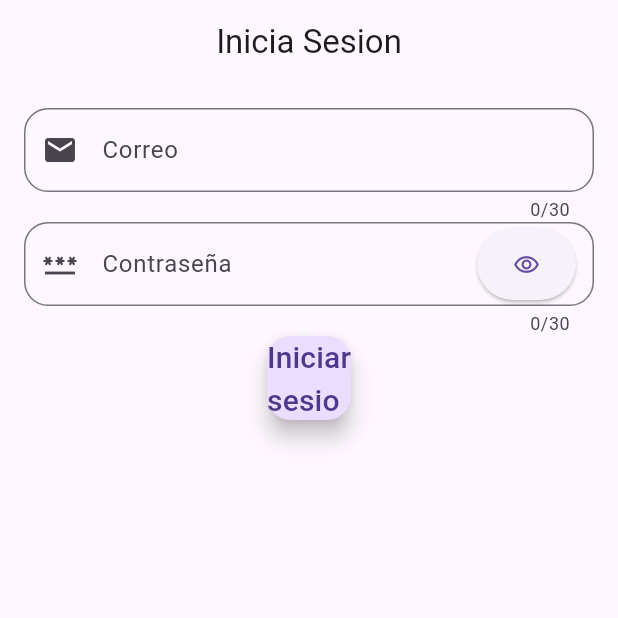
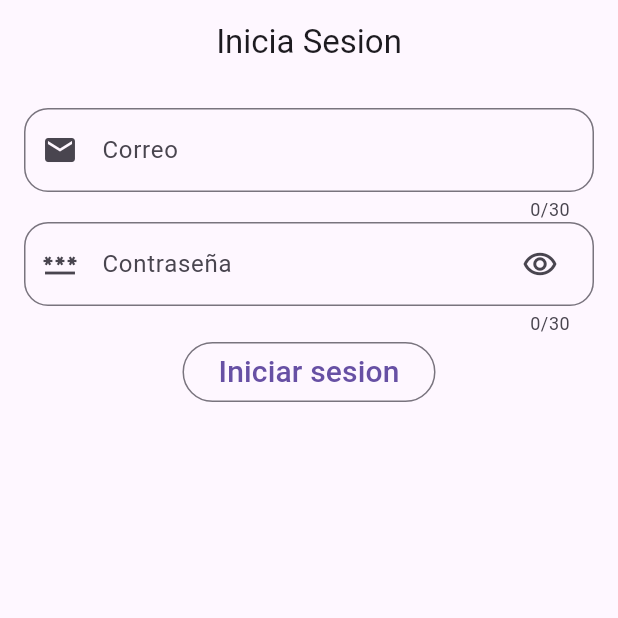
Before and after one commit to SerIn111/tarealogin, a Flutter app: the screen it shows after launch, on a phone screen of 412 x 824 dp, the top half of it. Run offline on Flutter 3.47's test engine with Material 3 defaults, Android fonts, the phone set to English and light mode, and no system bars; missing offline and left inert: dart:ffi.

Commit message:
Icon Button

```diff
--- a/lib/login_page.dart
+++ b/lib/login_page.dart
@@ -55,14 +55,14 @@ class _LogInPageState extends State<LogInPage> {
                 preicono: Icon(Icons.password),
                 suicono: Padding(
                   padding: EdgeInsetsDirectional.only(end: 12.0),
-                  child: ElevatedButton(
+                  child: IconButton(
                     onPressed: (){
                       Icon(Icons.remove_red_eye);
                       setState(() {
 
                       });
                     },
-                    child: Icon(Icons.remove_red_eye_outlined),
+                    icon: Icon(Icons.remove_red_eye_outlined),
                     ),
                 ),
                 validator: (valor){
@@ -78,7 +78,7 @@ class _LogInPageState extends State<LogInPage> {
                 },
 
               ),
-              FloatingActionButton(
+              OutlinedButton(
                 child: Text(
                   'Iniciar sesion',
                   style: TextStyle(
```
